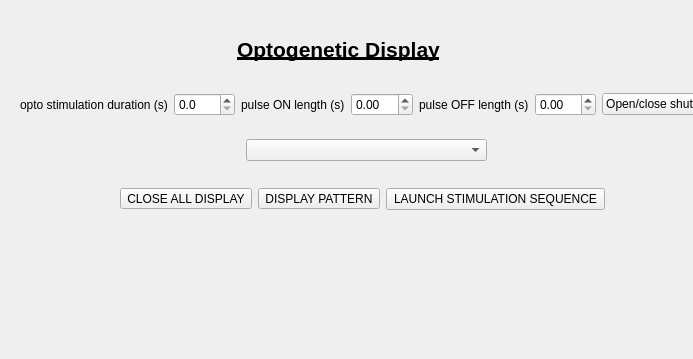
Before: the Qt Designer form gui/Fly_Arena_GUIs/optogenetic/optogenetic_window.ui in NollmannLab/qudi-HiM, drawn with Qt 5; both pictures show x 0 to 693 and y 0 to 359 of the 832 by 632 pixel window.
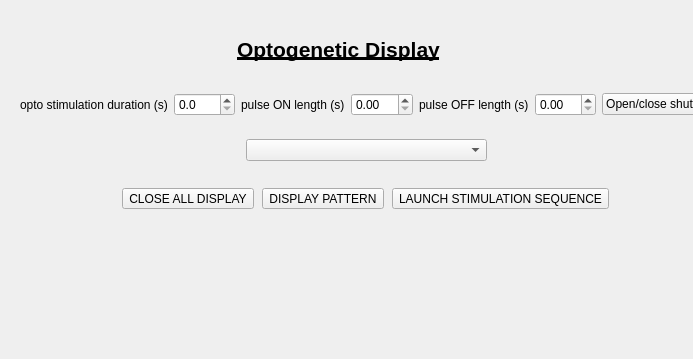
After: the same form once the commit is applied.

Commit message: update tool button name

The edit to the form file:
```diff
--- a/gui/Fly_Arena_GUIs/optogenetic/optogenetic_window.ui
+++ b/gui/Fly_Arena_GUIs/optogenetic/optogenetic_window.ui
@@ -67,9 +67,9 @@
      <property name="geometry">
       <rect>
        <x>150</x>
-       <y>230</y>
+       <y>240</y>
        <width>431</width>
-       <height>331</height>
+       <height>281</height>
       </rect>
      </property>
      <property name="text">
@@ -164,7 +164,7 @@
       <rect>
        <x>120</x>
        <y>150</y>
-       <width>485</width>
+       <width>493</width>
        <height>60</height>
       </rect>
      </property>
@@ -187,7 +187,7 @@
        </widget>
       </item>
       <item>
-       <widget class="QPushButton" name="pushButton">
+       <widget class="QToolButton" name="stimulation_toolButton">
         <property name="text">
          <string>LAUNCH STIMULATION SEQUENCE</string>
         </property>
```
